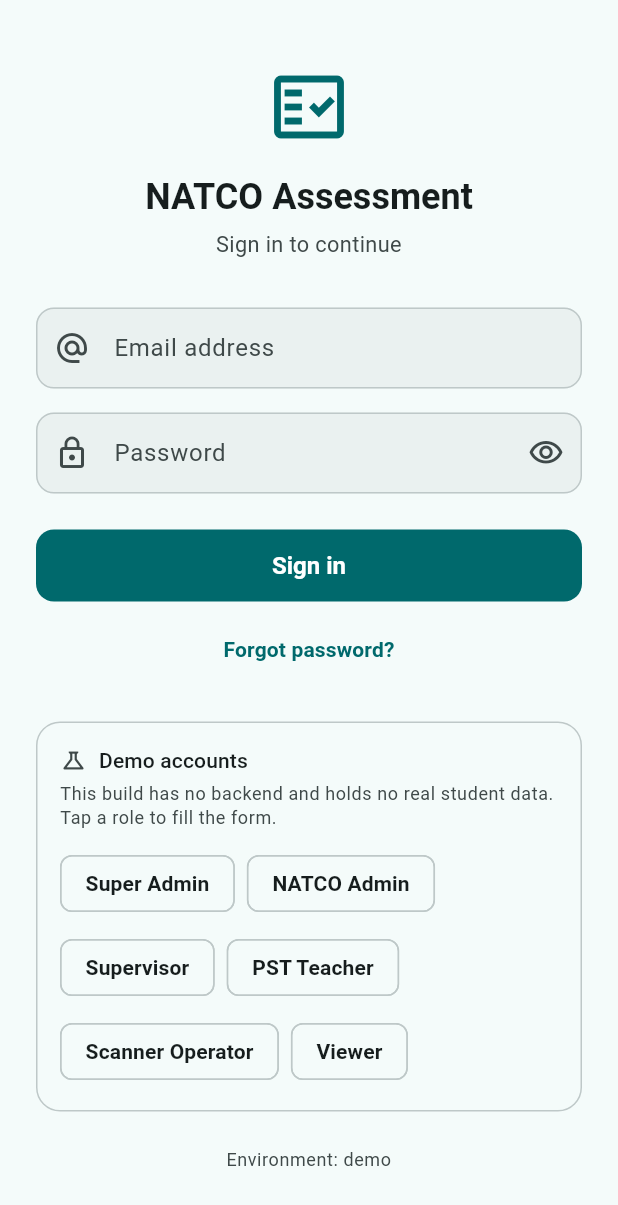
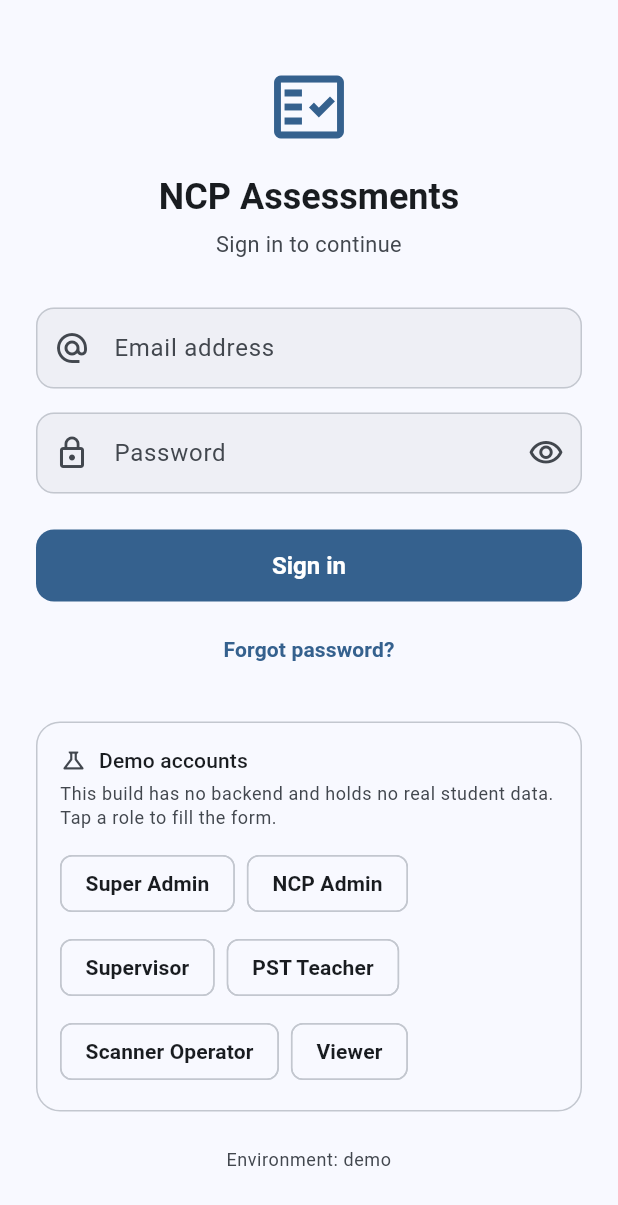
Before and after one commit to Pradeeppu/Natco-App, a Flutter app: the screen it shows after launch, on a phone screen of 412 x 824 dp. Shown: the top 1205 px of the screen. Run offline on Flutter 3.47's test engine with Material 3 defaults, Android fonts, the phone set to English and light mode, and no system bars; our stand-ins replace cloud_firestore, connectivity_plus, csv, device_info_plus, file_picker, firebase_auth and 11 more; accounts and stored records are empty.

Commit message:
feat: rebrand to NCP Assessments, refresh theme, fix broken settings/calibration navigation
- App display name changed to "NCP Assessments" everywhere a user sees it
  (login/splash screens, the NCP Admin role label, and every platform's
  app-label metadata: Android manifest, iOS/macOS/Windows/Linux/web).
  Deliberately unchanged: the Dart package name, bundle/application ids,
  and the OMR template's 'natco_v1' version string — those are load-bearing
  identifiers, not branding.
- New seed color (a calm institutional blue) in NatcoTheme, replacing the
  previous teal — cascades through the whole app via ColorScheme.fromSeed.
- Fixed two real navigation bugs found while working in this area:
  - The dashboard's settings button used context.go(), which replaces the
    navigation stack outright — there was nothing for the settings screen's
    back button (or the hardware back gesture) to return to. Changed to
    context.push().
  - Settings' "Scanner calibration" tile used
    Navigator.of(context).pushNamed(...), a classic-Navigator API this
    go_router-based app has no route table for — it would throw at runtime
    for anyone with calibration permission. Changed to context.push().

Verified: flutter analyze clean, flutter test 610/610, flutter build apk
--debug succeeds.

Co-Authored-By: Claude Sonnet 5 <noreply@anthropic.com>

```diff
--- a/lib/app/app.dart
+++ b/lib/app/app.dart
@@ -61,7 +61,7 @@ class _NatcoAppState extends ConsumerState<NatcoApp>
   Widget build(BuildContext context) {
     final GoRouter router = ref.watch(routerProvider);
     return MaterialApp.router(
-      title: 'NATCO Assessment',
+      title: 'NCP Assessments',
       debugShowCheckedModeBanner: false,
       theme: NatcoTheme.light(),
       darkTheme: NatcoTheme.dark(),
--- a/lib/app/theme.dart
+++ b/lib/app/theme.dart
@@ -18,9 +18,10 @@ library;
 
 import 'package:flutter/material.dart';
 
-/// Brand seed. A deep teal reads as institutional and calm rather than
-/// childish, and stays legible in bright outdoor light.
-const Color kNatcoSeed = Color(0xFF12595B);
+/// Brand seed. A calm, high-contrast institutional blue — reads as
+/// professional rather than playful, and stays legible in bright outdoor
+/// light.
+const Color kNatcoSeed = Color(0xFF1F4E79);
 
 /// Semantic colours that Material's scheme does not provide.
 ///
--- a/lib/features/auth/domain/entity/user_role.dart
+++ b/lib/features/auth/domain/entity/user_role.dart
@@ -13,11 +13,11 @@ import 'package:natco_app/features/auth/domain/entity/permission.dart';
 enum UserRole {
   superAdmin('SUPER_ADMIN', 'Super Admin'),
 
-  /// Called "NATCO Admin" on screen. The wire name stays `ASSESSMENT_ADMIN`
+  /// Called "NCP Admin" on screen. The wire name stays `ASSESSMENT_ADMIN`
   /// because it is written into custom claims, stored user documents and
   /// `firebase/firestore.rules`; renaming it would invalidate every existing
   /// session and role document to change a label.
-  assessmentAdmin('ASSESSMENT_ADMIN', 'NATCO Admin'),
+  assessmentAdmin('ASSESSMENT_ADMIN', 'NCP Admin'),
   supervisor('SUPERVISOR', 'Supervisor'),
   pstTeacher('PST_TEACHER', 'PST Teacher'),
   scannerOperator('SCANNER_OPERATOR', 'Scanner Operator'),
--- a/lib/features/auth/presentation/screen/login_screen.dart
+++ b/lib/features/auth/presentation/screen/login_screen.dart
@@ -161,7 +161,7 @@ class _LoginScreenState extends ConsumerState<LoginScreen> {
                     ),
                     const SizedBox(height: 16),
                     Text(
-                      'NATCO Assessment',
+                      'NCP Assessments',
                       textAlign: TextAlign.center,
                       style: theme.textTheme.headlineSmall,
                     ),
--- a/lib/features/auth/presentation/screen/splash_screen.dart
+++ b/lib/features/auth/presentation/screen/splash_screen.dart
@@ -26,10 +26,10 @@ final class SplashScreen extends StatelessWidget {
                 color: theme.colorScheme.primary,
               ),
               const SizedBox(height: 20),
-              Text('NATCO', style: theme.textTheme.headlineMedium),
+              Text('NCP', style: theme.textTheme.headlineMedium),
               const SizedBox(height: 4),
               Text(
-                'Assessment',
+                'Assessments',
                 style: theme.textTheme.titleMedium?.copyWith(
                   color: theme.colorScheme.onSurfaceVariant,
                 ),
--- a/lib/features/dashboard/presentation/screen/dashboard_screen.dart
+++ b/lib/features/dashboard/presentation/screen/dashboard_screen.dart
@@ -51,7 +51,10 @@ final class DashboardScreen extends ConsumerWidget {
         title: const Text('Dashboard'),
         actions: <Widget>[
           IconButton(
-            onPressed: () => context.go(RoutePaths.settings),
+            // `push`, not `go`: `go` replaces the current location outright,
+            // leaving nothing on the stack for the settings screen's back
+            // button (or the hardware back gesture) to return to.
+            onPressed: () => context.push(RoutePaths.settings),
             icon: const Icon(Icons.settings_outlined),
             tooltip: 'Settings',
           ),
```
Also changed, not shown: lib/features/settings/presentation/screen/settings_screen.dart (+6 -2 lines), 10 other files.
